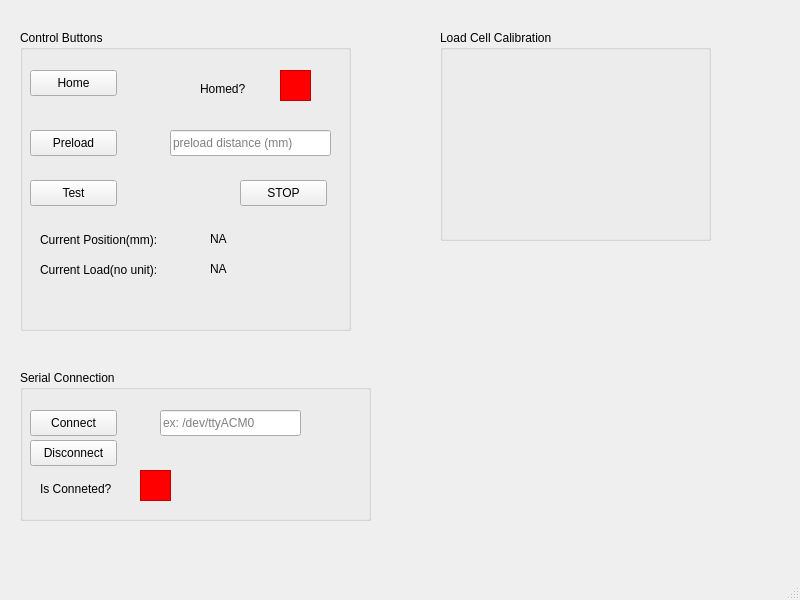
Before: the Qt Designer form interface/app.ui in JCohner/fabric_tensile_tester, drawn with Qt 5.
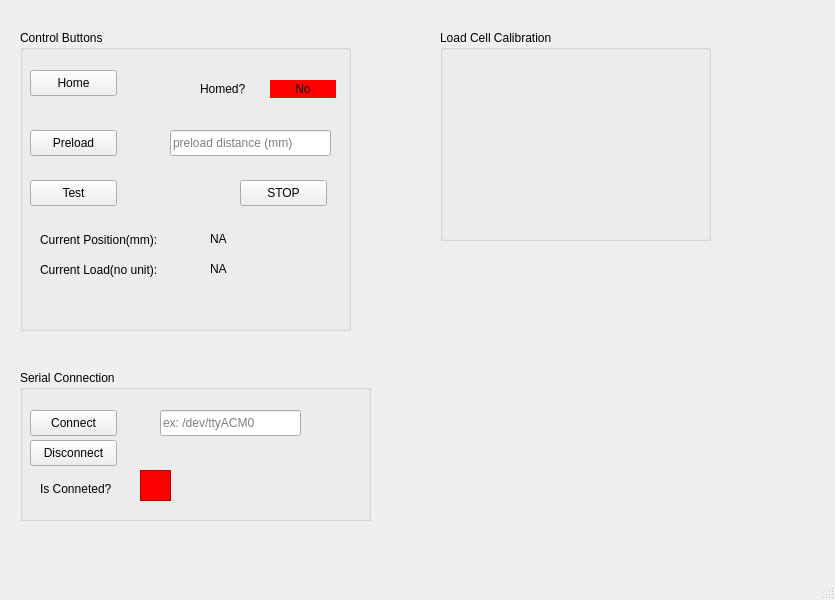
After: the same form once the commit is applied.

Commit message: added indicating to when homed

The edit to the form file:
```diff
--- a/interface/app.ui
+++ b/interface/app.ui
@@ -6,7 +6,7 @@
    <rect>
     <x>0</x>
     <y>0</y>
-    <width>800</width>
+    <width>835</width>
     <height>600</height>
    </rect>
   </property>
@@ -72,42 +72,6 @@
       <string>Test</string>
      </property>
     </widget>
-    <widget class="QGraphicsView" name="isHomedColorIndicator">
-     <property name="geometry">
-      <rect>
-       <x>260</x>
-       <y>40</y>
-       <width>31</width>
-       <height>31</height>
-      </rect>
-     </property>
-     <property name="autoFillBackground">
-      <bool>true</bool>
-     </property>
-     <property name="styleSheet">
-      <string notr="true">QGraphicsView#isHomedColorIndicator {
-	background-color: red;
-}</string>
-     </property>
-     <property name="backgroundBrush">
-      <brush brushstyle="NoBrush">
-       <color alpha="255">
-        <red>255</red>
-        <green>0</green>
-        <blue>0</blue>
-       </color>
-      </brush>
-     </property>
-     <property name="foregroundBrush">
-      <brush brushstyle="NoBrush">
-       <color alpha="255">
-        <red>255</red>
-        <green>0</green>
-        <blue>0</blue>
-       </color>
-      </brush>
-     </property>
-    </widget>
     <widget class="QLabel" name="isHomedLabel">
      <property name="geometry">
       <rect>
@@ -209,6 +173,27 @@
       <string>NA</string>
      </property>
     </widget>
+    <widget class="QLabel" name="isHomedIndicatorLabel">
+     <property name="geometry">
+      <rect>
+       <x>250</x>
+       <y>50</y>
+       <width>66</width>
+       <height>18</height>
+      </rect>
+     </property>
+     <property name="styleSheet">
+      <string notr="true">QLabel#isHomedIndicatorLabel{
+ background-color: red;
+}</string>
+     </property>
+     <property name="text">
+      <string>No</string>
+     </property>
+     <property name="alignment">
+      <set>Qt::AlignCenter</set>
+     </property>
+    </widget>
    </widget>
    <widget class="QGroupBox" name="serialConnectionGroupBox">
     <property name="geometry">
```
Left out of the diff: 2 changed lines with no effect on the pictures. The commit also changes 2 other files.
